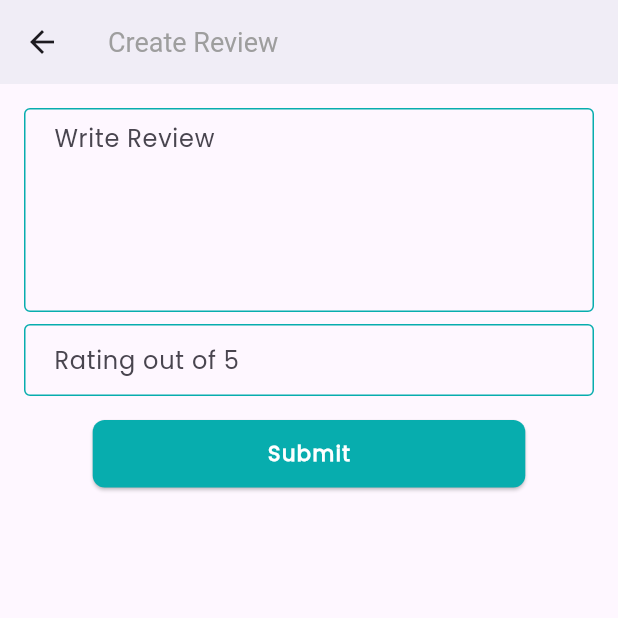
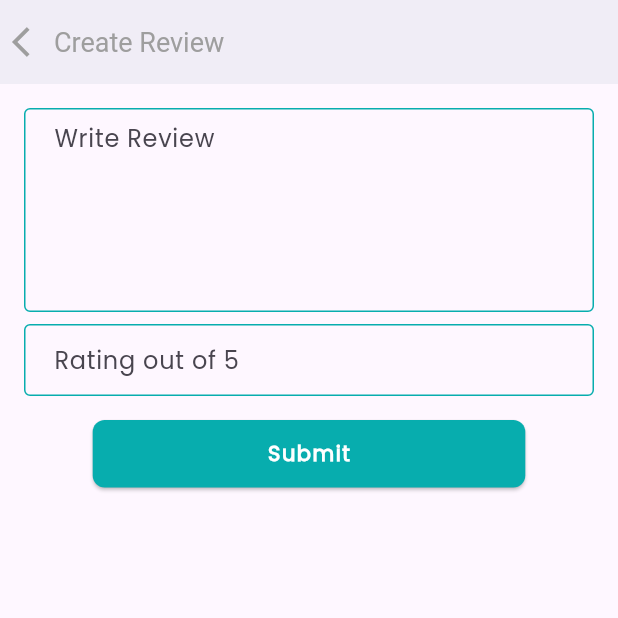
Before and after one commit to Zihadul-Islam-Fahim/crafty_bay, a Flutter app: the CreateReviewScreen screen opened directly with empty values, on a phone screen of 412 x 824 dp, the top half of it. Run offline on Flutter 3.47's test engine with Material 3 defaults, Android fonts, the phone set to English and light mode, and no system bars; our stand-ins replace carousel_slider, get, percent_indicator, pin_code_fields, shared_preferences, shimmer and 1 more; missing offline and left inert: item_count_number_button; accounts and stored records are empty; network calls fail.

Commit message:
Initial Commit

```diff
--- a/lib/app.dart
+++ b/lib/app.dart
@@ -13,6 +13,7 @@ class CraftyBay extends StatelessWidget {
     return GetMaterialApp(
       theme: AppThemeData.lightTheme,
       home: const SplashScreen(),
+      debugShowCheckedModeBanner: false,
       initialBinding: ControllerBinder(),
     );
   }
--- a/lib/presentation/ui/screen/create_review_screen.dart
+++ b/lib/presentation/ui/screen/create_review_screen.dart
@@ -21,6 +21,16 @@ class _CreateReviewScreenState extends State<CreateReviewScreen> {
     return Scaffold(
       appBar: AppBar(
         title: const Text('Create Review'),
+        leadingWidth: 20,
+        leading: IconButton(
+          onPressed: () {
+            Get.back();
+          },
+          icon: const Icon(
+            Icons.arrow_back_ios,
+            color: Colors.grey,
+          ),
+        ),
       ),
       body: Padding(
         padding: const EdgeInsets.all(16.0),
```
Also changed, not shown: lib/presentation/ui/screen/review_screen.dart (+10 -0 lines).
